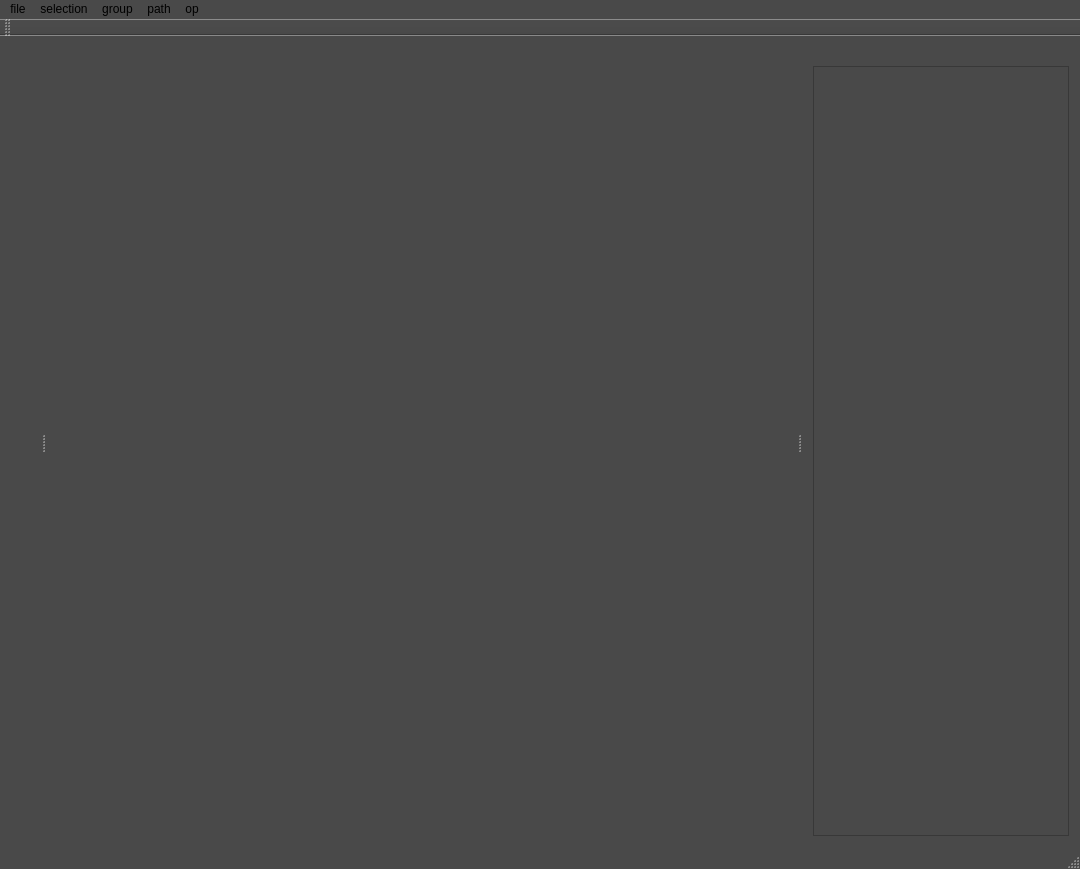
dolphin-li/SewingEditor, file sewingeditor.ui: the form before one commit.
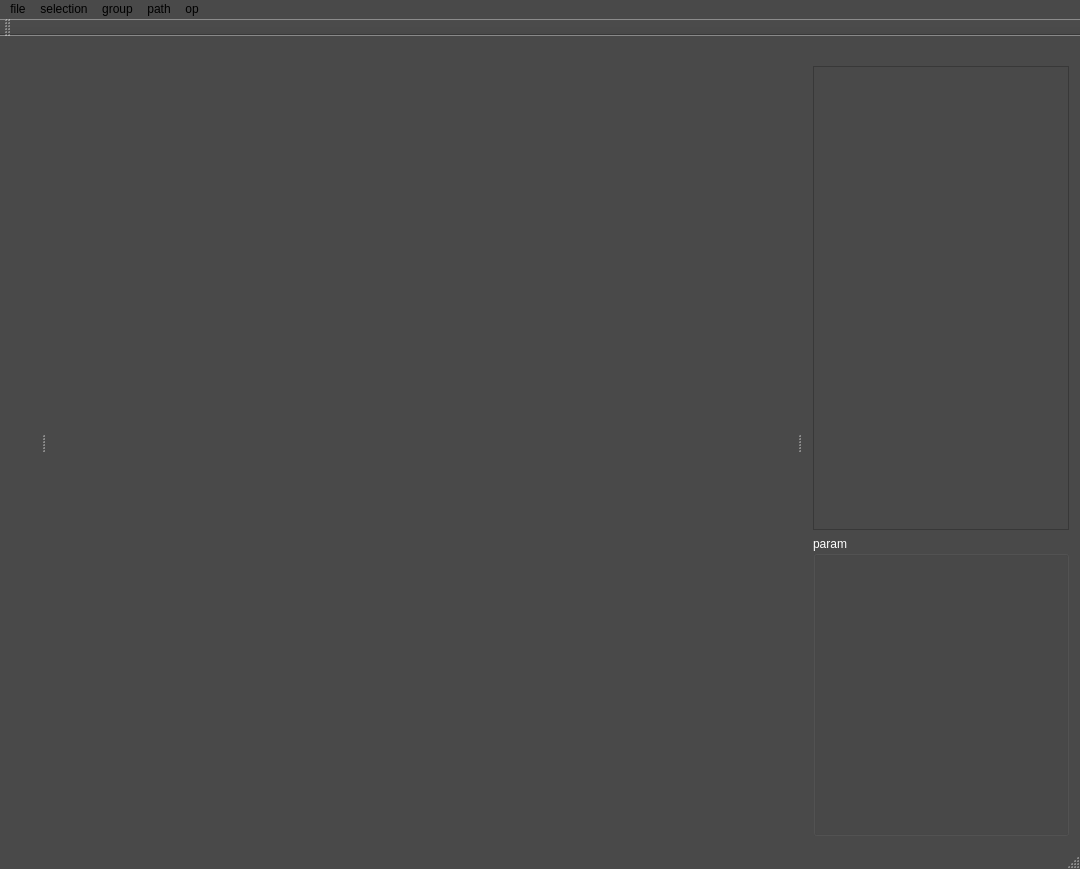
The form after the commit. Custom widgets are drawn as their Qt base class.

```diff
--- a/sewingeditor.ui
+++ b/sewingeditor.ui
@@ -858,7 +858,7 @@
    <property name="minimumSize">
     <size>
      <width>200</width>
-     <height>113</height>
+     <height>419</height>
     </size>
    </property>
    <property name="features">
@@ -879,6 +879,19 @@
        </property>
       </widget>
      </item>
+     <item row="1" column="0">
+      <widget class="QGroupBox" name="gbParam">
+       <property name="minimumSize">
+        <size>
+         <width>0</width>
+         <height>300</height>
+        </size>
+       </property>
+       <property name="title">
+        <string>param</string>
+       </property>
+      </widget>
+     </item>
     </layout>
    </widget>
   </widget>
```
